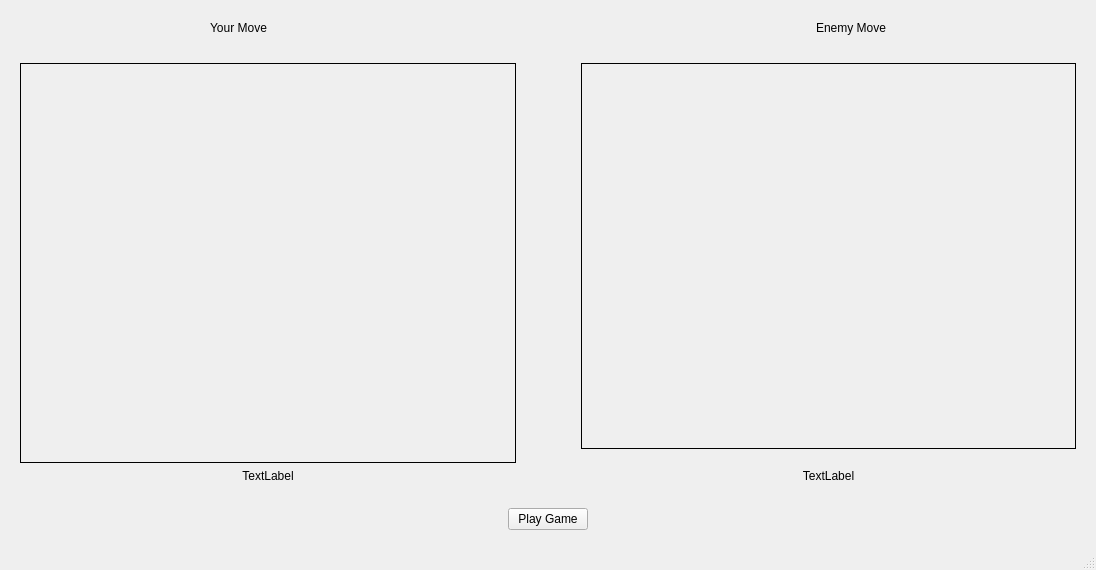
Old version of the form src/window.ui in the repository jjacobson/RPSGame.
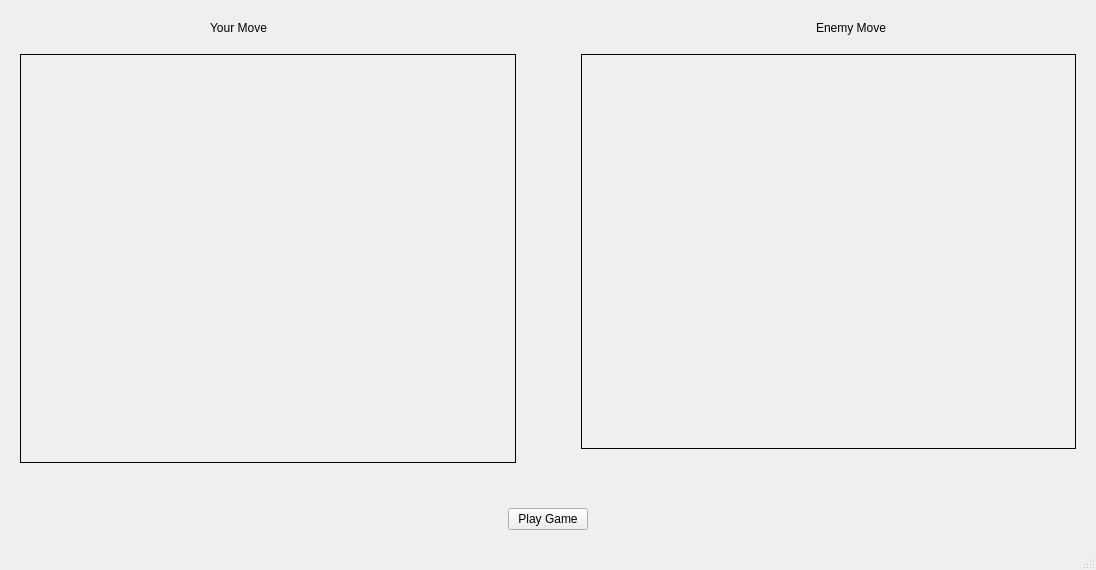
New version of the form.

Commit message: display image for computer move

Diff of the .ui file:
```diff
--- a/src/window.ui
+++ b/src/window.ui
@@ -38,6 +38,9 @@
          </sizepolicy>
         </property>
         <layout class="QHBoxLayout" name="horizontalLayout_3">
+         <property name="bottomMargin">
+          <number>0</number>
+         </property>
          <item>
           <spacer name="horizontalSpacer_3">
            <property name="orientation">
@@ -144,6 +147,9 @@
             <property name="text">
              <string/>
             </property>
+            <property name="alignment">
+             <set>Qt::AlignCenter</set>
+            </property>
            </widget>
           </item>
           <item>
@@ -155,7 +161,7 @@
              </sizepolicy>
             </property>
             <property name="text">
-             <string>TextLabel</string>
+             <string/>
             </property>
             <property name="alignment">
              <set>Qt::AlignCenter</set>
@@ -214,6 +220,9 @@
             <property name="text">
              <string/>
             </property>
+            <property name="alignment">
+             <set>Qt::AlignCenter</set>
+            </property>
            </widget>
           </item>
           <item>
@@ -225,7 +234,7 @@
              </sizepolicy>
             </property>
             <property name="text">
-             <string>TextLabel</string>
+             <string/>
             </property>
             <property name="alignment">
              <set>Qt::AlignCenter</set>
```
Left out of the diff: 6 changed lines with no effect on the pictures. The commit also changes 2 other files.
